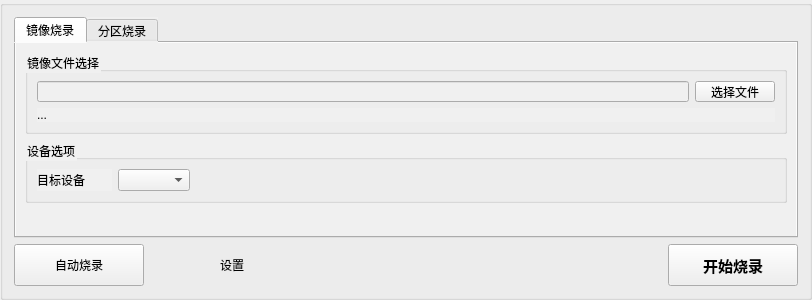
This is gui/src/widgets/BurningControlWindow.ui in kendryte/k230_burning_tool as Qt 5 draws it before an edit. The edited form follows.
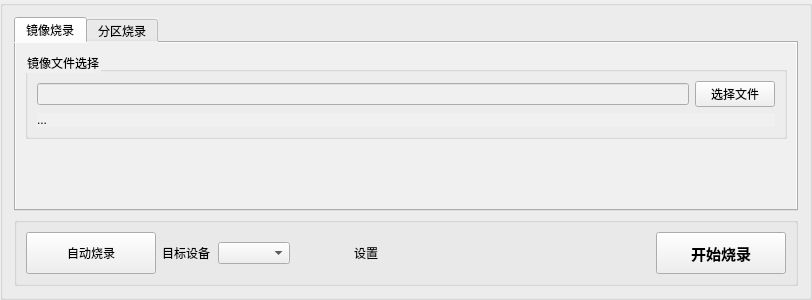
This is the edited form. The open tabs and pages were chosen to show the change. Icons and pictures are not drawn. Custom widgets are drawn as their Qt base class.

What changed in the file:
```diff
--- a/gui/src/widgets/BurningControlWindow.ui
+++ b/gui/src/widgets/BurningControlWindow.ui
@@ -25,7 +25,7 @@
   <property name="windowTitle">
    <string>Form</string>
   </property>
-  <layout class="QGridLayout" name="gridLayout">
+  <layout class="QGridLayout" name="gridLayout_4">
    <item row="0" column="0">
     <widget class="QTabWidget" name="tabWidget">
      <property name="styleSheet">
@@ -83,44 +83,6 @@
         </widget>
        </item>
        <item row="1" column="0">
-        <widget class="QGroupBox" name="groupBox_Target">
-         <property name="title">
-          <string>设备选项</string>
-         </property>
-         <layout class="QHBoxLayout" name="horizontalLayout_6">
-          <item>
-           <widget class="QLabel" name="label_15">
-            <property name="minimumSize">
-             <size>
-              <width>75</width>
-              <height>0</height>
-             </size>
-            </property>
-            <property name="text">
-             <string>目标设备</string>
-            </property>
-           </widget>
-          </item>
-          <item>
-           <widget class="QComboBox" name="inputTarget"/>
-          </item>
-          <item>
-           <spacer name="horizontalSpacer_2">
-            <property name="orientation">
-             <enum>Qt::Horizontal</enum>
-            </property>
-            <property name="sizeHint" stdset="0">
-             <size>
-              <width>40</width>
-              <height>20</height>
-             </size>
-            </property>
-           </spacer>
-          </item>
-         </layout>
-        </widget>
-       </item>
-       <item row="2" column="0">
         <spacer name="verticalSpacer">
          <property name="orientation">
           <enum>Qt::Vertical</enum>
@@ -148,11 +110,12 @@
     </widget>
    </item>
    <item row="1" column="0">
-    <layout class="QHBoxLayout" name="horizontalLayout">
-     <property name="spacing">
-      <number>18</number>
+    <widget class="QGroupBox" name="groupBox_Util">
+     <property name="title">
+      <string/>
      </property>
-     <item>
+     <layout class="QGridLayout" name="gridLayout">
+      <item row="0" column="0">
       <widget class="AnimatedButton" name="buttonStartAuto">
        <property name="sizePolicy">
         <sizepolicy hsizetype="Minimum" vsizetype="Fixed">
@@ -184,7 +147,23 @@
        </property>
       </widget>
      </item>
-     <item>
+      <item row="0" column="1">
+       <widget class="QLabel" name="label_15">
+        <property name="minimumSize">
+         <size>
+          <width>50</width>
+          <height>0</height>
+         </size>
+        </property>
+        <property name="text">
+         <string>目标设备</string>
+        </property>
+       </widget>
+      </item>
+      <item row="0" column="2">
+       <widget class="QComboBox" name="inputTarget"/>
+      </item>
+      <item row="0" column="3">
       <widget class="QPushButton" name="btnOpenSettings">
        <property name="minimumSize">
         <size>
@@ -207,20 +186,20 @@
        </property>
       </widget>
      </item>
-     <item>
+      <item row="0" column="4">
       <spacer name="horizontalSpacer">
        <property name="orientation">
         <enum>Qt::Horizontal</enum>
        </property>
        <property name="sizeHint" stdset="0">
         <size>
-         <width>40</width>
+          <width>198</width>
          <height>20</height>
         </size>
        </property>
       </spacer>
      </item>
-     <item>
+      <item row="0" column="5">
       <widget class="QPushButton" name="btnStartBurn">
        <property name="sizePolicy">
         <sizepolicy hsizetype="Minimum" vsizetype="Fixed">
@@ -256,6 +235,7 @@
       </widget>
      </item>
     </layout>
+    </widget>
    </item>
   </layout>
  </widget>
```
Left out of the diff: 4 changed lines with no effect on the pictures. Lines whose indentation alone changed are shown as unchanged.
